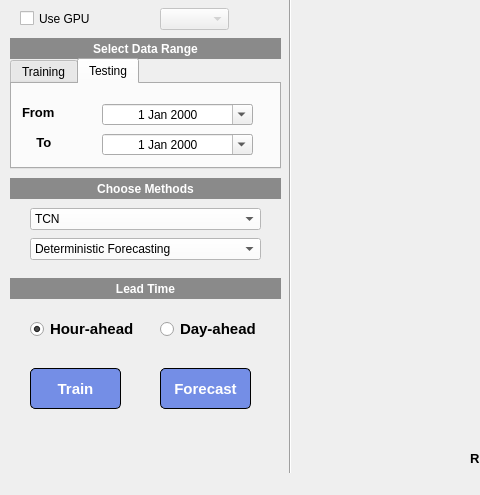
The window that assets/main.ui (apie0419/prediction_app) describes before a commit, drawn with Qt 5; both pictures show x 0 to 480 and y 161 to 656 of the 871 by 656 pixel window.
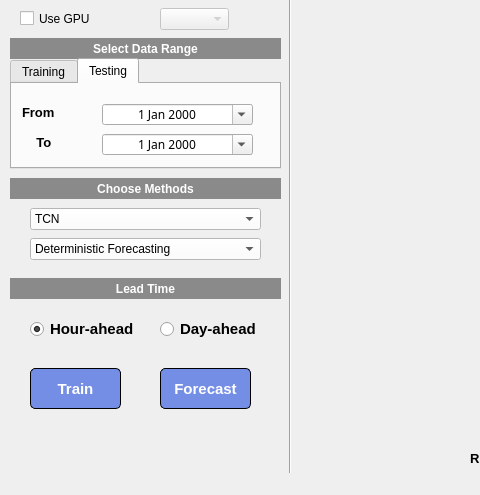
The same window after the commit. The open tabs and pages were chosen to show the change.

```diff
--- a/assets/main.ui
+++ b/assets/main.ui
@@ -332,6 +332,11 @@
      </widget>
     </widget>
     <widget class="QWidget" name="test_tab">
+     <property name="font">
+      <font>
+       <family>AR JULIAN</family>
+      </font>
+     </property>
      <attribute name="title">
       <string>Testing</string>
      </attribute>
@@ -751,7 +756,7 @@
      <rect>
       <x>10</x>
       <y>560</y>
-      <width>261</width>
+      <width>271</width>
       <height>41</height>
      </rect>
     </property>
```
Left out of the diff: 2 changed lines with no effect on the pictures.
